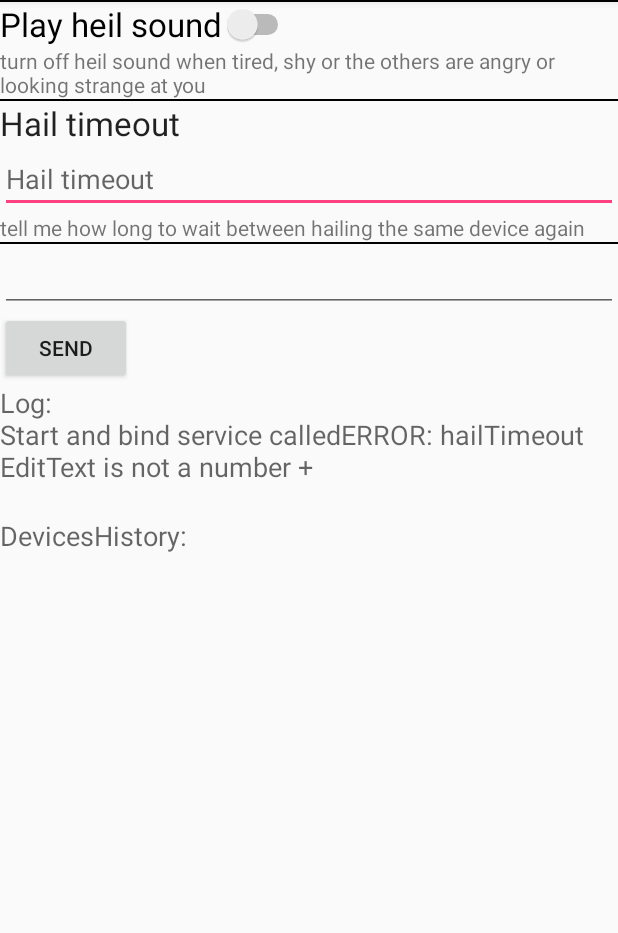
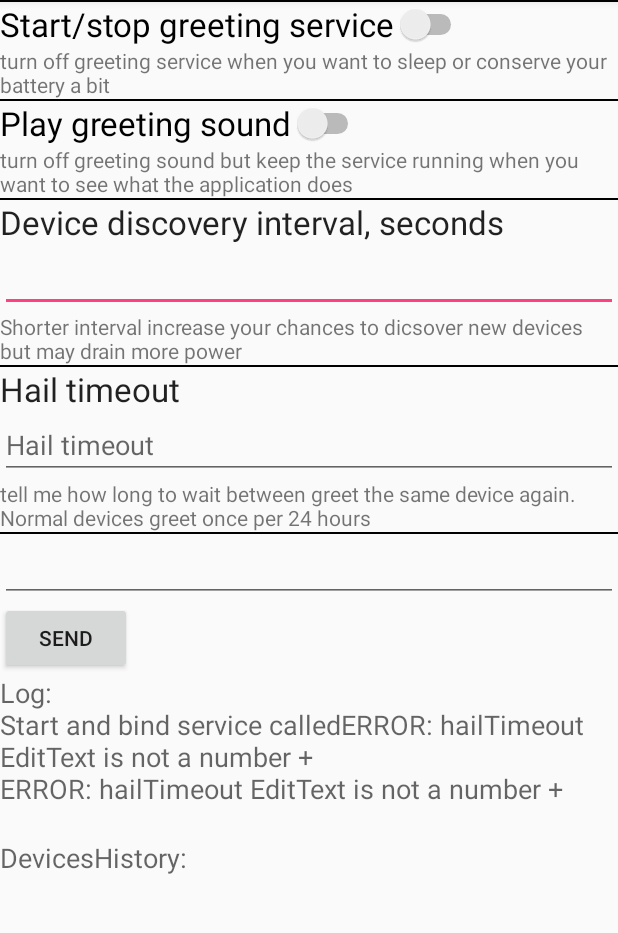
Before and after one commit to laimisnd/icebreaker, an Android app: the screen it shows after launch (MyActivity), after a tap on "SEND", on a phone screen of 412 x 824 dp, the part 84-1017 px from its top. Run offline under Robolectric (Android 15) with nearby library versions, the light colour scheme and no system bars; 8 statements that could not run were skipped.

Commit message:
11-quite stable. adding options GUI

```diff
--- a/app/src/main/java/com/example/laimis/myfirstapp/BTscanService.java
+++ b/app/src/main/java/com/example/laimis/myfirstapp/BTscanService.java
@@ -13,7 +13,6 @@ import android.content.IntentFilter;
 import android.content.pm.PackageManager;
 import android.os.Binder;
 import android.os.IBinder;
-import android.provider.SyncStateContract;
 import android.support.v4.app.NotificationCompat;
 import android.support.v4.content.ContextCompat;
 
@@ -34,7 +33,7 @@ public class BTscanService extends Service {
     int mStartMode=START_STICKY;       // indicates how to behave if the service is killed
     private final IBinder myBinder = new BTLocalBinder();
 
-    private static final long UPDATE_INTERVAL = 1000*30;
+    public long mBTDiscoveryInterval = 30;//seconds
     private Timer timer = new Timer();
 
     public int mCnt=0;
@@ -131,7 +130,7 @@ public class BTscanService extends Service {
                         }
                     },
                     0,
-                    UPDATE_INTERVAL);
+                    mBTDiscoveryInterval*1000);
         }
 
         Intent notificationIntent = new Intent(this, MyActivity.class);
--- a/app/src/main/java/com/example/laimis/myfirstapp/MyActivity.java
+++ b/app/src/main/java/com/example/laimis/myfirstapp/MyActivity.java
@@ -141,12 +141,23 @@ public class MyActivity extends AppCompatActivity {
         //mHailTimeoutSecs = savedInstanceState.getLong("mHailTimeoutSecs");
 
         //editText.setText(Long.toString(mBTSrv.mHailTimeoutSecs));
-        hailTimeout.setText(Long.toString(mBTSrv.mHailTimeoutSecs));
+        hailTimeout.setText(String.valueOf(mBTSrv.mHailTimeoutSecs));
+
+        EditText btdev_dtime = (EditText) findViewById(R.id.btdev_discovery_timeout);
+        if ( btdev_dtime != null ) {
+            btdev_dtime.setText(String.valueOf(mBTSrv.mBTDiscoveryInterval));
+        }
 
         Switch sw=(Switch)findViewById(R.id.switch_heil_sound);
         if (sw != null ) {
             sw.setChecked(mBTSrv.mPlayerSound );
         }
+
+        Switch swSrv=(Switch)findViewById(R.id.switch_service_onoff);
+        if (swSrv != null ) {
+            swSrv.setChecked(isBound );
+        }
+
     }
 
     BTscanService mBTSrv;
@@ -291,6 +302,19 @@ public class MyActivity extends AppCompatActivity {
                 @Override
                 public void onCheckedChanged(CompoundButton cb, boolean on){
                     mBTSrv.mPlayerSound = on;
+                }
+            });
+        }
+
+        Switch sButtonSrv = (Switch) findViewById(R.id.switch_service_onoff);
+
+        //Set a CheckedChange Listener for Switch Button
+        if (sButtonSrv != null) {
+            sButtonSrv.setOnCheckedChangeListener(new CompoundButton.OnCheckedChangeListener() {
+                @Override
+                public void onCheckedChanged(CompoundButton cb, boolean on) {
+                    if (on) StartService();
+                    else StopService();
                 }
             });
         }
@@ -566,6 +590,14 @@ stopService(btSrv);
             addLog("ERROR: hailTimeout EditText is not a number +\n" );
         }
 
+        try {
+            EditText btdev_dtime = (EditText) findViewById(R.id.btdev_discovery_timeout);
+            if (btdev_dtime != null)
+                mBTSrv.mBTDiscoveryInterval = Long.parseLong(btdev_dtime.getText().toString());
+        } catch (NumberFormatException ex){
+            addLog("ERROR: hailTimeout EditText is not a number +\n" );
+        }
+
         fetchSrvData();
 
         //-------------------------------------------------------
--- a/app/src/main/res/layout/content_my.xml
+++ b/app/src/main/res/layout/content_my.xml
@@ -25,6 +25,25 @@
     <Switch
         android:layout_width="wrap_content"
         android:layout_height="wrap_content"
+        android:text="@string/label_service_onoff"
+        android:textAppearance="?android:attr/textAppearanceLarge"
+        android:id="@+id/switch_service_onoff"
+        />
+
+    <TextView
+        android:layout_width="wrap_content"
+        android:layout_height="wrap_content"
+        android:textAppearance="?android:attr/textAppearanceSmall"
+        android:text="@string/help_service_onoff" />
+
+    <View
+        android:layout_width="fill_parent"
+        android:layout_height="1dip"
+        android:background="#000000" />
+
+    <Switch
+        android:layout_width="wrap_content"
+        android:layout_height="wrap_content"
         android:text="@string/label_hail_sound"
         android:textAppearance="?android:attr/textAppearanceLarge"
         android:id="@+id/switch_heil_sound"
@@ -35,6 +54,29 @@
         android:layout_height="wrap_content"
         android:textAppearance="?android:attr/textAppearanceSmall"
         android:text="@string/help_hail_sound" />
+
+    <View
+        android:layout_width="fill_parent"
+        android:layout_height="1dip"
+        android:background="#000000" />
+    <TextView
+        android:layout_width="wrap_content"
+        android:layout_height="wrap_content"
+        android:textAppearance="?android:attr/textAppearanceLarge"
+        android:text="@string/label_btdev_discovery_timeout" />
+
+    <EditText
+        android:layout_width="match_parent"
+        android:layout_height="wrap_content"
+        android:id="@+id/btdev_discovery_timeout"
+        android:numeric="integer"
+        android:inputType="number" />
+
+    <TextView
+        android:layout_width="wrap_content"
+        android:layout_height="wrap_content"
+        android:textAppearance="?android:attr/textAppearanceSmall"
+        android:text="@string/help_btdev_discovery_timeout" />
 
     <View
         android:layout_width="fill_parent"
--- a/app/src/main/res/values/strings.xml
+++ b/app/src/main/res/values/strings.xml
@@ -6,8 +6,18 @@
     <string name="action_stop">Stop service</string>
     <string name="action_start">Start service</string>
     <string name="title_activity_display_message">Laimis Message</string>
+
     <string name="label_hail_timeout">Hail timeout</string>
-    <string name="help_hail_timeout">tell me how long to wait between hailing the same device again</string>
-    <string name="label_hail_sound">Play heil sound</string>
-    <string name="help_hail_sound">turn off heil sound when tired, shy or the others are angry or looking strange at you</string>
+    <string name="help_hail_timeout">tell me how long to wait between greet the same device again. Normal devices greet once per 24 hours</string>
+
+    <string name="label_btdev_discovery_timeout">Device discovery interval, seconds</string>
+    <string name="help_btdev_discovery_timeout">Shorter interval increase your chances to dicsover new devices but may drain more power</string>
+
+
+    <string name="label_service_onoff">Start/stop greeting service</string>
+    <string name="help_service_onoff">turn off greeting service when you want to sleep or conserve your battery a bit</string>
+
+
+    <string name="label_hail_sound">Play greeting sound</string>
+    <string name="help_hail_sound">turn off greeting sound but keep the service running when you want to see what the application does</string>
 </resources>
```
